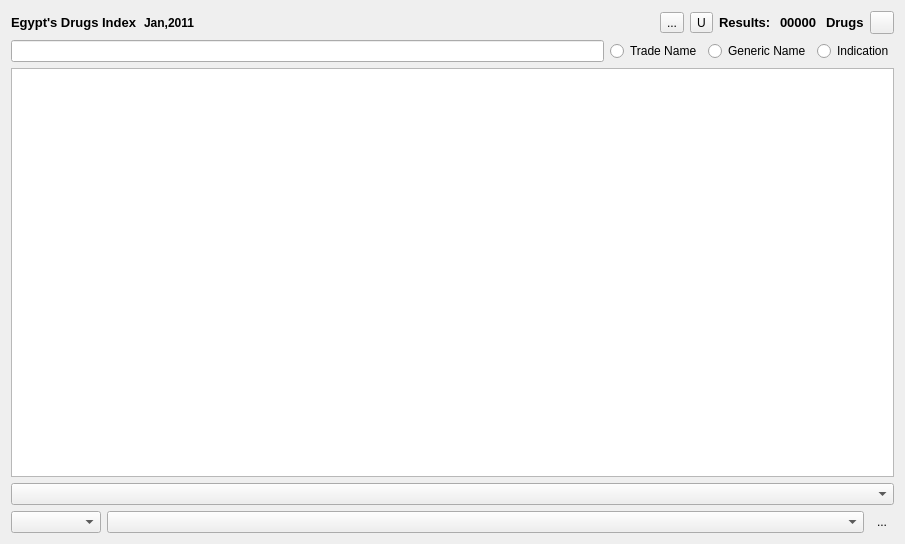
First picture: the form in qtemr/ui/drugindex.ui, repository dr3mro/SmartClinic, before the edit.
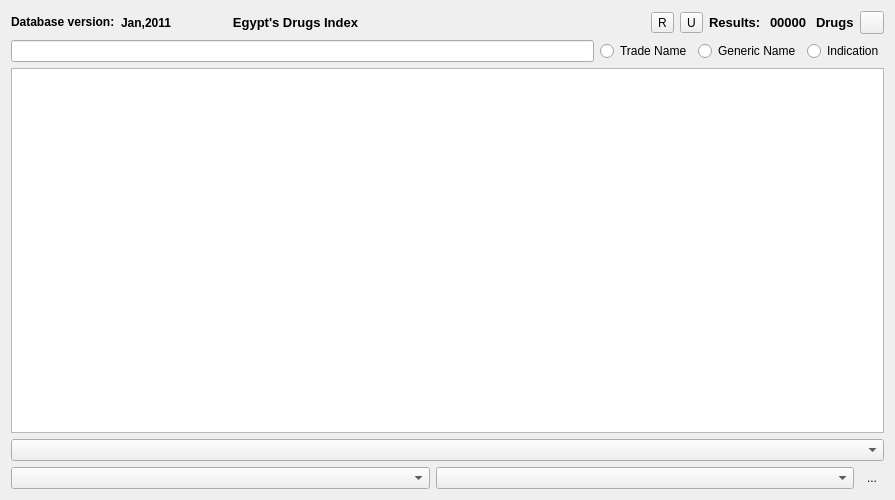
Second picture: the form after the edit. Icons and pictures are not drawn.

What changed in the file:
```diff
--- a/qtemr/ui/drugindex.ui
+++ b/qtemr/ui/drugindex.ui
@@ -6,8 +6,8 @@
    <rect>
     <x>0</x>
     <y>0</y>
-    <width>905</width>
-    <height>544</height>
+    <width>895</width>
+    <height>500</height>
    </rect>
   </property>
   <property name="sizePolicy">
@@ -20,7 +20,7 @@
    <string>Dialog</string>
   </property>
   <layout class="QGridLayout" name="gridLayout">
-   <item row="3" column="0" colspan="9">
+   <item row="3" column="0" colspan="13">
     <layout class="QHBoxLayout" name="horizontalLayout_3">
      <item>
       <widget class="QComboBox" name="categories">
@@ -43,12 +43,94 @@
      </item>
     </layout>
    </item>
-   <item row="4" column="0" colspan="9">
+   <item row="0" column="2">
+    <spacer name="horizontalSpacer_2">
+     <property name="orientation">
+      <enum>Qt::Horizontal</enum>
+     </property>
+     <property name="sizeHint" stdset="0">
+      <size>
+       <width>40</width>
+       <height>20</height>
+      </size>
+     </property>
+    </spacer>
+   </item>
+   <item row="0" column="11">
+    <widget class="QLabel" name="drugs">
+     <property name="text">
+      <string>&lt;html&gt;&lt;head/&gt;&lt;body&gt;&lt;p&gt;&lt;span style=&quot; font-size:10pt; font-weight:600;&quot;&gt; Drugs&lt;/span&gt;&lt;/p&gt;&lt;/body&gt;&lt;/html&gt;</string>
+     </property>
+    </widget>
+   </item>
+   <item row="0" column="6">
+    <spacer name="horizontalSpacer">
+     <property name="orientation">
+      <enum>Qt::Horizontal</enum>
+     </property>
+     <property name="sizeHint" stdset="0">
+      <size>
+       <width>284</width>
+       <height>19</height>
+      </size>
+     </property>
+    </spacer>
+   </item>
+   <item row="0" column="12">
+    <widget class="QToolButton" name="closeButton">
+     <property name="text">
+      <string/>
+     </property>
+    </widget>
+   </item>
+   <item row="2" column="0" colspan="13">
+    <widget class="QTableView" name="indexTable">
+     <property name="editTriggers">
+      <set>QAbstractItemView::NoEditTriggers</set>
+     </property>
+     <property name="selectionBehavior">
+      <enum>QAbstractItemView::SelectRows</enum>
+     </property>
+     <property name="gridStyle">
+      <enum>Qt::DotLine</enum>
+     </property>
+     <property name="sortingEnabled">
+      <bool>true</bool>
+     </property>
+     <property name="cornerButtonEnabled">
+      <bool>false</bool>
+     </property>
+     <attribute name="horizontalHeaderCascadingSectionResizes">
+      <bool>true</bool>
+     </attribute>
+     <attribute name="verticalHeaderVisible">
+      <bool>false</bool>
+     </attribute>
+    </widget>
+   </item>
+   <item row="0" column="7">
+    <widget class="QToolButton" name="resetDatabaseButton">
+     <property name="toolTip">
+      <string>&lt;html&gt;&lt;head/&gt;&lt;body&gt;&lt;p&gt;Reset Database to factory version.&lt;/p&gt;&lt;/body&gt;&lt;/html&gt;</string>
+     </property>
+     <property name="text">
+      <string>R</string>
+     </property>
+     <property name="icon">
+      <iconset>
+       <normaloff>:/ionicons/reDose</normaloff>:/ionicons/reDose</iconset>
+     </property>
+     <property name="shortcut">
+      <string>Ctrl+Shift+R</string>
+     </property>
+    </widget>
+   </item>
+   <item row="4" column="0" colspan="13">
     <layout class="QHBoxLayout" name="horizontalLayout_2">
      <item>
       <widget class="QComboBox" name="manufacturer">
        <property name="sizePolicy">
-        <sizepolicy hsizetype="Minimum" vsizetype="Fixed">
+        <sizepolicy hsizetype="MinimumExpanding" vsizetype="Fixed">
          <horstretch>0</horstretch>
          <verstretch>0</verstretch>
         </sizepolicy>
@@ -92,7 +174,7 @@
         <string>...</string>
        </property>
        <property name="icon">
-        <iconset resource="../res/resources.qrc">
+        <iconset>
          <normaloff>:/Graphics/ex</normaloff>:/Graphics/ex</iconset>
        </property>
        <property name="autoRaise">
@@ -102,7 +184,51 @@
      </item>
     </layout>
    </item>
-   <item row="1" column="0" colspan="9">
+   <item row="0" column="8">
+    <widget class="QToolButton" name="updateButton">
+     <property name="toolTip">
+      <string>&lt;html&gt;&lt;head/&gt;&lt;body&gt;&lt;p&gt;Update Database to the latest version using the internet.&lt;/p&gt;&lt;/body&gt;&lt;/html&gt;</string>
+     </property>
+     <property name="text">
+      <string>U</string>
+     </property>
+     <property name="icon">
+      <iconset>
+       <normaloff>:/ionicons/check</normaloff>:/ionicons/check</iconset>
+     </property>
+     <property name="shortcut">
+      <string>Ctrl+Shift+U</string>
+     </property>
+    </widget>
+   </item>
+   <item row="0" column="9">
+    <widget class="QLabel" name="results">
+     <property name="text">
+      <string>&lt;html&gt;&lt;head/&gt;&lt;body&gt;&lt;p&gt;&lt;span style=&quot; font-size:10pt; font-weight:600;&quot;&gt;Results: &lt;/span&gt;&lt;/p&gt;&lt;/body&gt;&lt;/html&gt;</string>
+     </property>
+    </widget>
+   </item>
+   <item row="0" column="5">
+    <widget class="QLabel" name="title">
+     <property name="font">
+      <font>
+       <pointsize>10</pointsize>
+       <bold>true</bold>
+      </font>
+     </property>
+     <property name="text">
+      <string>&lt;html&gt;&lt;head/&gt;&lt;body&gt;&lt;p align=&quot;center&quot;&gt;Egypt's Drugs Index&lt;/p&gt;&lt;/body&gt;&lt;/html&gt;</string>
+     </property>
+    </widget>
+   </item>
+   <item row="0" column="0">
+    <widget class="QLabel" name="label">
+     <property name="text">
+      <string>&lt;html&gt;&lt;head/&gt;&lt;body&gt;&lt;p&gt;&lt;span style=&quot; font-weight:700;&quot;&gt;Database version:&lt;/span&gt;&lt;/p&gt;&lt;/body&gt;&lt;/html&gt;</string>
+     </property>
+    </widget>
+   </item>
+   <item row="1" column="0" colspan="13">
     <layout class="QHBoxLayout" name="horizontalLayout">
      <item>
       <widget class="QLineEdit" name="search">
@@ -134,97 +260,7 @@
      </item>
     </layout>
    </item>
-   <item row="0" column="8">
-    <widget class="QToolButton" name="closeButton">
-     <property name="text">
-      <string/>
-     </property>
-    </widget>
-   </item>
-   <item row="0" column="5">
-    <widget class="QLabel" name="results">
-     <property name="text">
-      <string>&lt;html&gt;&lt;head/&gt;&lt;body&gt;&lt;p&gt;&lt;span style=&quot; font-size:10pt; font-weight:600;&quot;&gt;Results: &lt;/span&gt;&lt;/p&gt;&lt;/body&gt;&lt;/html&gt;</string>
-     </property>
-    </widget>
-   </item>
-   <item row="0" column="1">
-    <widget class="QLabel" name="updated">
-     <property name="font">
-      <font>
-       <bold>true</bold>
-      </font>
-     </property>
-     <property name="text">
-      <string>Jan,2011</string>
-     </property>
-    </widget>
-   </item>
-   <item row="0" column="7">
-    <widget class="QLabel" name="drugs">
-     <property name="text">
-      <string>&lt;html&gt;&lt;head/&gt;&lt;body&gt;&lt;p&gt;&lt;span style=&quot; font-size:10pt; font-weight:600;&quot;&gt; Drugs&lt;/span&gt;&lt;/p&gt;&lt;/body&gt;&lt;/html&gt;</string>
-     </property>
-    </widget>
-   </item>
-   <item row="0" column="3">
-    <widget class="QToolButton" name="resetDatabaseButton">
-     <property name="text">
-      <string>...</string>
-     </property>
-     <property name="icon">
-      <iconset resource="../res/resources.qrc">
-       <normaloff>:/ionicons/reDose</normaloff>:/ionicons/reDose</iconset>
-     </property>
-     <property name="shortcut">
-      <string>Ctrl+Shift+R</string>
-     </property>
-    </widget>
-   </item>
-   <item row="0" column="0">
-    <widget class="QLabel" name="title">
-     <property name="font">
-      <font>
-       <pointsize>10</pointsize>
-       <bold>true</bold>
-      </font>
-     </property>
-     <property name="text">
-      <string>Egypt's Drugs Index</string>
-     </property>
-    </widget>
-   </item>
-   <item row="0" column="4">
-    <widget class="QToolButton" name="updateButton">
-     <property name="toolTip">
-      <string>&lt;html&gt;&lt;head/&gt;&lt;body&gt;&lt;p&gt;Update Database&lt;/p&gt;&lt;/body&gt;&lt;/html&gt;</string>
-     </property>
-     <property name="text">
-      <string>U</string>
-     </property>
-     <property name="icon">
-      <iconset resource="../res/resources.qrc">
-       <normaloff>:/ionicons/check</normaloff>:/ionicons/check</iconset>
-     </property>
-     <property name="shortcut">
-      <string>Ctrl+Shift+U</string>
-     </property>
-    </widget>
-   </item>
-   <item row="0" column="2">
-    <spacer name="horizontalSpacer">
-     <property name="orientation">
-      <enum>Qt::Horizontal</enum>
-     </property>
-     <property name="sizeHint" stdset="0">
-      <size>
-       <width>284</width>
-       <height>19</height>
-      </size>
-     </property>
-    </spacer>
-   </item>
-   <item row="0" column="6">
+   <item row="0" column="10">
     <widget class="QLabel" name="resultsCount">
      <property name="minimumSize">
       <size>
@@ -237,29 +273,16 @@
      </property>
     </widget>
    </item>
-   <item row="2" column="0" colspan="9">
-    <widget class="QTableView" name="indexTable">
-     <property name="editTriggers">
-      <set>QAbstractItemView::NoEditTriggers</set>
+   <item row="0" column="1">
+    <widget class="QLabel" name="updated">
+     <property name="font">
+      <font>
+       <bold>true</bold>
+      </font>
      </property>
-     <property name="selectionBehavior">
-      <enum>QAbstractItemView::SelectRows</enum>
+     <property name="text">
+      <string>Jan,2011</string>
      </property>
-     <property name="gridStyle">
-      <enum>Qt::DotLine</enum>
-     </property>
-     <property name="sortingEnabled">
-      <bool>true</bool>
-     </property>
-     <property name="cornerButtonEnabled">
-      <bool>false</bool>
-     </property>
-     <attribute name="horizontalHeaderCascadingSectionResizes">
-      <bool>true</bool>
-     </attribute>
-     <attribute name="verticalHeaderVisible">
-      <bool>false</bool>
-     </attribute>
     </widget>
    </item>
   </layout>
```
Left out of the diff: 4 changed lines with no effect on the pictures.
